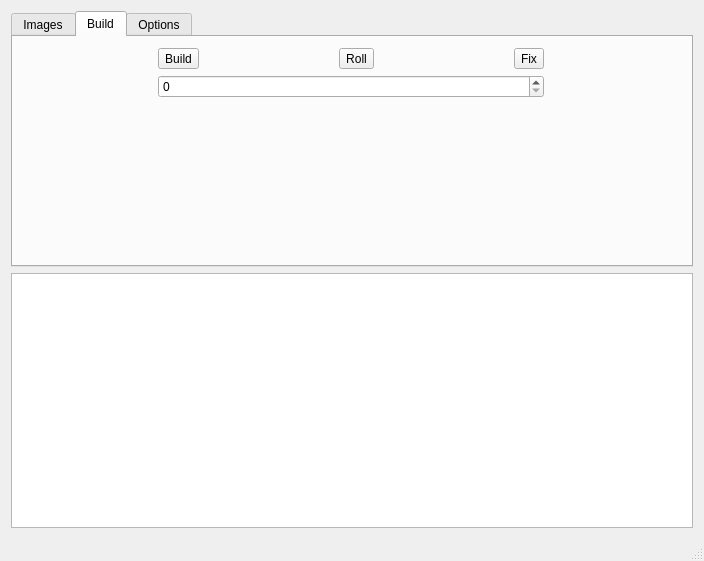
First picture: the form in app/recoverwindow.ui, repository BG4444/Raid0Recovery, before the edit.
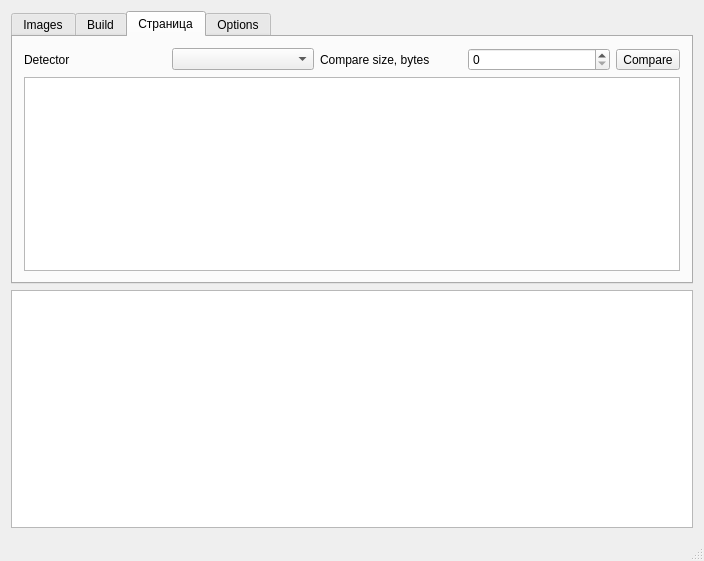
Second picture: the form after the edit.

What changed in the file:
```diff
--- a/app/recoverwindow.ui
+++ b/app/recoverwindow.ui
@@ -18,7 +18,7 @@
     <item row="0" column="0">
      <widget class="QTabWidget" name="tabWidget">
       <property name="currentIndex">
-       <number>1</number>
+       <number>2</number>
       </property>
       <widget class="QWidget" name="tab">
        <attribute name="title">
@@ -168,6 +168,50 @@
         </item>
        </layout>
       </widget>
+      <widget class="QWidget" name="tab_3">
+       <attribute name="title">
+        <string>Страница</string>
+       </attribute>
+       <layout class="QGridLayout" name="gridLayout_4">
+        <item row="0" column="0">
+         <widget class="QLabel" name="label_4">
+          <property name="text">
+           <string>Detector</string>
+          </property>
+         </widget>
+        </item>
+        <item row="0" column="1">
+         <widget class="QComboBox" name="detectorForCompare"/>
+        </item>
+        <item row="0" column="2">
+         <widget class="QLabel" name="label_5">
+          <property name="text">
+           <string>Compare size, bytes</string>
+          </property>
+         </widget>
+        </item>
+        <item row="0" column="3">
+         <widget class="QSpinBox" name="compareSize">
+          <property name="maximum">
+           <number>99999999</number>
+          </property>
+         </widget>
+        </item>
+        <item row="0" column="4">
+         <widget class="QToolButton" name="compareButton">
+          <property name="text">
+           <string>Compare</string>
+          </property>
+          <property name="checkable">
+           <bool>true</bool>
+          </property>
+         </widget>
+        </item>
+        <item row="1" column="0" colspan="5">
+         <widget class="QTableView" name="hashesView"/>
+        </item>
+       </layout>
+      </widget>
       <widget class="QWidget" name="tab_2">
        <attribute name="title">
         <string>Options</string>
```
Left out of the diff: 8 changed lines with no effect on the pictures.
